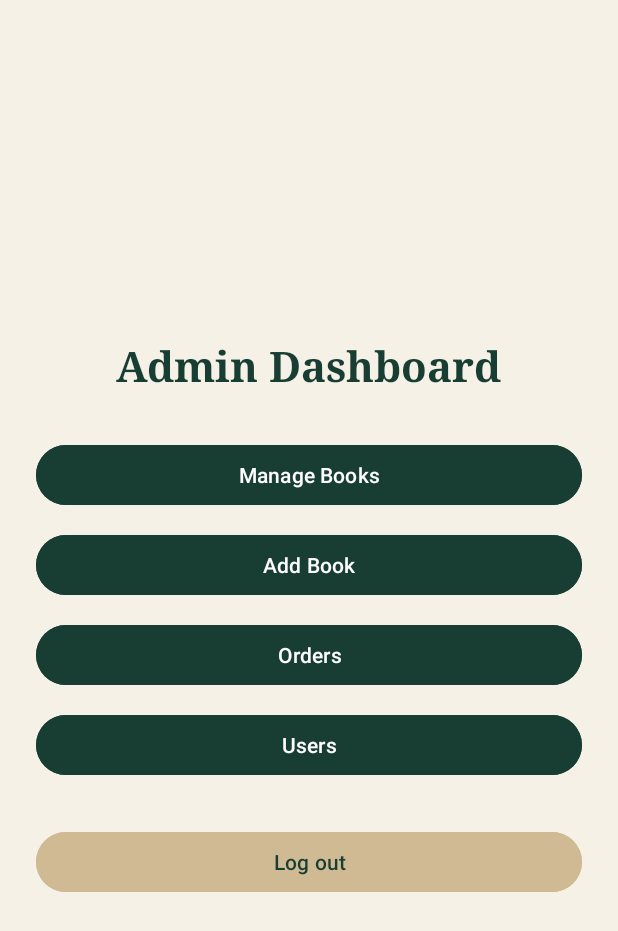
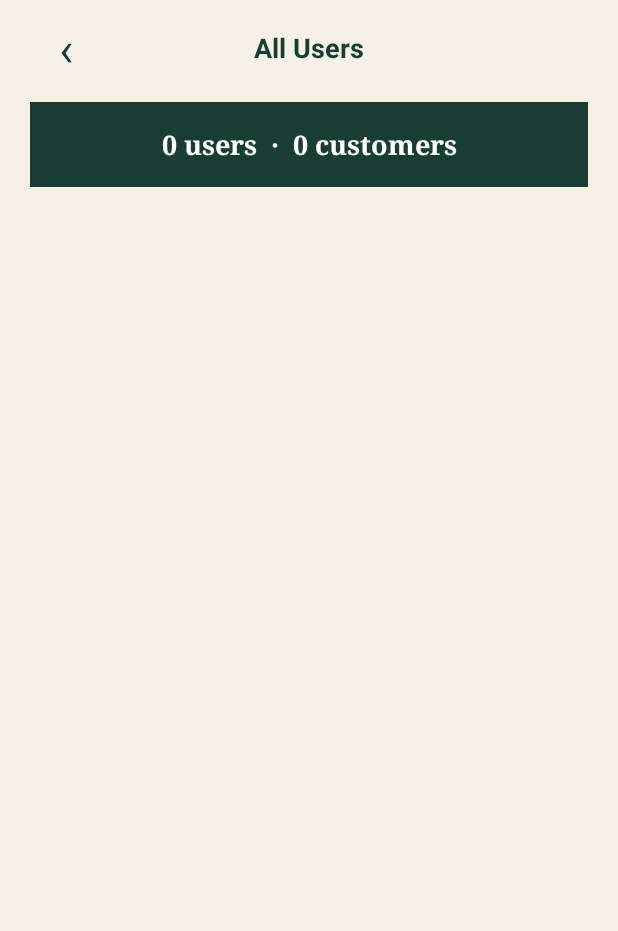
Before and after one commit to kellyMape/Novella-BookStore, an Android app: the AdminActivity screen opened directly, with no data from a screen before it, after a tap on "Users", on a phone screen of 412 x 824 dp. Shown: the top 931 px of the screen. Run offline under Robolectric (Android 15) with nearby library versions, the phone set to English and light mode, and no system bars; our stand-ins replace Firebase (no records; nobody signed in at launch, a user with empty details on screens opened directly).

Commit message:
Add admin users

```diff
--- a/app/src/main/AndroidManifest.xml
+++ b/app/src/main/AndroidManifest.xml
@@ -84,6 +84,10 @@
             android:name=".AdminOrdersActivity"
             android:exported="false"
             android:windowSoftInputMode="adjustResize" />
+        <activity
+            android:name=".AdminUsersActivity"
+            android:exported="false"
+            android:windowSoftInputMode="adjustResize" />
     </application>
 
 </manifest>
--- a/app/src/main/java/com/example/novella/AdminActivity.java
+++ b/app/src/main/java/com/example/novella/AdminActivity.java
@@ -4,7 +4,6 @@ import android.content.Intent;
 import android.os.Bundle;
 import android.view.View;
 import android.widget.Button;
-import android.widget.Toast;
 
 import androidx.appcompat.app.AppCompatActivity;
 
@@ -12,7 +11,7 @@ import com.google.firebase.auth.FirebaseAuth;
 
 public class AdminActivity extends AppCompatActivity {
 
-    Button logoutbtn, btnManageBooks, btnAddBooks, btnOrders, btnUsers;
+    Button logoutbtn, btnManageBooks, btnAddBook, btnOrders, btnUsers;
     FirebaseAuth firebaseAuth;
 
     @Override
@@ -22,12 +21,13 @@ public class AdminActivity extends AppCompatActivity {
 
         logoutbtn = findViewById(R.id.adminlogout);
         btnManageBooks = findViewById(R.id.btnManageBooks);
-        btnAddBooks = findViewById(R.id.btnAddBook);
+        btnAddBook = findViewById(R.id.btnAddBook);
         btnOrders = findViewById(R.id.btnOrders);
         btnUsers = findViewById(R.id.btnUsers);
 
         firebaseAuth = FirebaseAuth.getInstance();
 
+        // Open Manage Books
         btnManageBooks.setOnClickListener(new View.OnClickListener() {
             @Override
             public void onClick(View v) {
@@ -36,7 +36,8 @@ public class AdminActivity extends AppCompatActivity {
             }
         });
 
-        btnAddBooks.setOnClickListener(new View.OnClickListener() {
+        // Open Add Book
+        btnAddBook.setOnClickListener(new View.OnClickListener() {
             @Override
             public void onClick(View v) {
                 Intent intent = new Intent(AdminActivity.this, AddBookActivity.class);
@@ -44,29 +45,28 @@ public class AdminActivity extends AppCompatActivity {
             }
         });
 
+        // Open Orders
         btnOrders.setOnClickListener(new View.OnClickListener() {
             @Override
             public void onClick(View v) {
-                Intent intent = new Intent( AdminActivity.this, AdminOrdersActivity.class);
+                Intent intent = new Intent(AdminActivity.this, AdminOrdersActivity.class);
                 startActivity(intent);
             }
         });
 
+        // Open Users
         btnUsers.setOnClickListener(new View.OnClickListener() {
             @Override
             public void onClick(View v) {
-                Toast.makeText(AdminActivity.this, "Coming soon", Toast.LENGTH_SHORT).show();
+                Intent intent = new Intent(AdminActivity.this, AdminUsersActivity.class);
+                startActivity(intent);
             }
         });
 
+        // Log out
         logoutbtn.setOnClickListener(view -> {
-
             firebaseAuth.signOut();
-
-            Intent intent = new Intent(
-                    AdminActivity.this,
-                    LoginActivity.class);
-
+            Intent intent = new Intent(AdminActivity.this, LoginActivity.class);
             startActivity(intent);
             finish();
         });
--- /dev/null
+++ b/app/src/main/java/com/example/novella/AdminUsersActivity.java
@@ -0,0 +1,86 @@
+package com.example.novella;
+
+import android.os.Bundle;
+import android.view.View;
+import android.widget.ArrayAdapter;
+import android.widget.ListView;
+import android.widget.TextView;
+import android.widget.Toast;
+
+import androidx.annotation.NonNull;
+import androidx.appcompat.app.AppCompatActivity;
+
+import com.google.firebase.database.DataSnapshot;
+import com.google.firebase.database.DatabaseError;
+import com.google.firebase.database.FirebaseDatabase;
+import com.google.firebase.database.ValueEventListener;
+
+import java.util.ArrayList;
+
+public class AdminUsersActivity extends AppCompatActivity {
+
+    ListView listViewAdminUsers;
+    TextView txtUsersSummary;
+    ArrayList<String> usersList;
+    ArrayAdapter<String> usersAdapter;
+
+    @Override
+    protected void onCreate(Bundle savedInstanceState) {
+        super.onCreate(savedInstanceState);
+        setContentView(R.layout.activity_admin_users);
+
+        listViewAdminUsers = findViewById(R.id.listViewAdminUsers);
+        txtUsersSummary = findViewById(R.id.txtUsersSummary);
+
+        findViewById(R.id.btnBackAdminUsers).setOnClickListener(new View.OnClickListener() {
+            @Override
+            public void onClick(View v) {
+                finish();
+            }
+        });
+
+        usersList = new ArrayList<>();
+        usersAdapter = new ArrayAdapter<>(this, R.layout.item_review, usersList);
+        listViewAdminUsers.setAdapter(usersAdapter);
+
+        loadUsers();
+    }
+
+    // Read ALL the users (only the admin can do this)
+    private void loadUsers() {
+        FirebaseDatabase.getInstance().getReference("users")
+                .addValueEventListener(new ValueEventListener() {
+                    @Override
+                    public void onDataChange(@NonNull DataSnapshot snapshot) {
+                        usersList.clear();
+                        int customers = 0;
+
+                        for (DataSnapshot userSnapshot : snapshot.getChildren()) {
+                            String name = userSnapshot.child("name").getValue(String.class);
+                            String email = userSnapshot.child("email").getValue(String.class);
+                            String role = userSnapshot.child("role").getValue(String.class);
+
+                            if (name == null) {
+                                name = "No name";
+                            }
+                            if (role == null) {
+                                role = "customer";
+                            }
+                            if (role.equals("customer")) {
+                                customers++;
+                            }
+
+                            usersList.add(name + "   (" + role + ")\n" + email);
+                        }
+
+                        txtUsersSummary.setText(usersList.size() + " users  ·  " + customers + " customers");
+                        usersAdapter.notifyDataSetChanged();
+                    }
+
+                    @Override
+                    public void onCancelled(@NonNull DatabaseError error) {
+                        Toast.makeText(AdminUsersActivity.this, error.getMessage(), Toast.LENGTH_LONG).show();
+                    }
+                });
+    }
+}
--- a/app/src/main/res/layout/activity_admin_orders.xml
+++ b/app/src/main/res/layout/activity_admin_orders.xml
@@ -41,7 +41,6 @@
             android:layout_marginEnd="48dp" />
     </LinearLayout>
 
-    <!-- Dark green summary box -->
     <TextView
         android:id="@+id/txtOrdersSummary"
         android:layout_width="match_parent"
--- /dev/null
+++ b/app/src/main/res/layout/activity_admin_users.xml
@@ -0,0 +1,66 @@
+<?xml version="1.0" encoding="utf-8"?>
+<LinearLayout
+    xmlns:android="http://schemas.android.com/apk/res/android"
+    android:layout_width="match_parent"
+    android:layout_height="match_parent"
+    android:orientation="vertical"
+    android:paddingStart="20dp"
+    android:paddingEnd="20dp"
+    android:paddingBottom="12dp"
+    android:background="#F5F1E7"
+    android:fitsSystemWindows="true">
+
+    <LinearLayout
+        android:layout_width="match_parent"
+        android:layout_height="wrap_content"
+        android:orientation="horizontal"
+        android:gravity="center_vertical"
+        android:layout_marginTop="8dp"
+        android:layout_marginBottom="12dp">
+
+        <TextView
+            android:id="@+id/btnBackAdminUsers"
+            android:layout_width="48dp"
+            android:layout_height="48dp"
+            android:text="‹"
+            android:textSize="32sp"
+            android:textColor="#183E33"
+            android:gravity="center"
+            android:clickable="true"
+            android:focusable="true" />
+
+        <TextView
+            android:layout_width="0dp"
+            android:layout_height="wrap_content"
+            android:layout_weight="1"
+            android:text="All Users"
+            android:textSize="18sp"
+            android:textStyle="bold"
+            android:textColor="#183E33"
+            android:gravity="center"
+            android:layout_marginEnd="48dp" />
+    </LinearLayout>
+
+    <TextView
+        android:id="@+id/txtUsersSummary"
+        android:layout_width="match_parent"
+        android:layout_height="wrap_content"
+        android:background="#183E33"
+        android:padding="16dp"
+        android:text="Loading..."
+        android:textSize="18sp"
+        android:textStyle="bold"
+        android:fontFamily="serif"
+        android:textColor="#FFFFFF"
+        android:gravity="center"
+        android:layout_marginBottom="12dp" />
+
+    <ListView
+        android:id="@+id/listViewAdminUsers"
+        android:layout_width="match_parent"
+        android:layout_height="0dp"
+        android:layout_weight="1"
+        android:divider="@android:color/transparent"
+        android:dividerHeight="12dp" />
+
+</LinearLayout>
```
